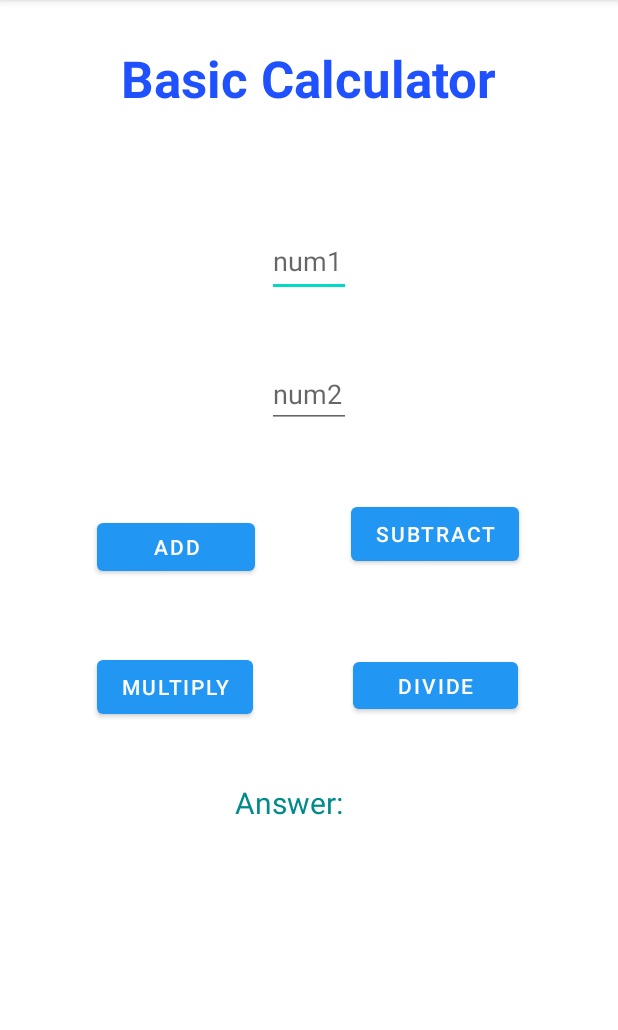
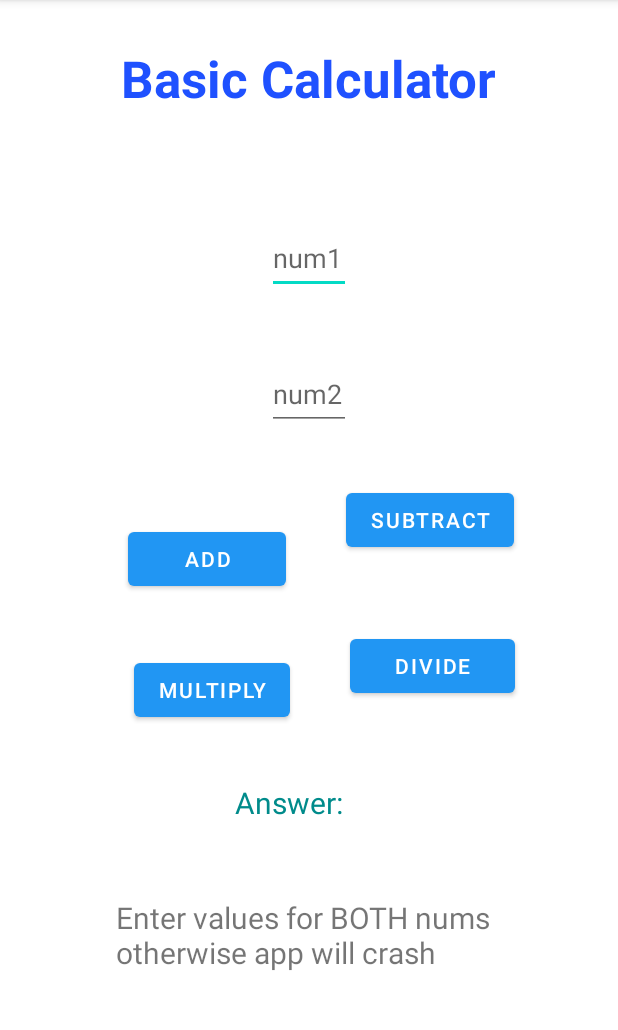
Before and after one commit to EricZhang2005/MyCalculatorApp-2-, an Android app: the screen it shows after launch (MainActivity), on a phone screen of 412 x 824 dp, the part 84-1114 px from its top. Run offline under Robolectric (Android 15) with nearby library versions, the phone set to English and light mode, and no system bars.

Commit message:
8-25-21 before attempting dark mode

```diff
--- a/app/src/main/java/com/example/mycalculatorapp/MainActivity.java
+++ b/app/src/main/java/com/example/mycalculatorapp/MainActivity.java
@@ -17,18 +17,6 @@ public class MainActivity extends AppCompatActivity {
     protected void onCreate(Bundle savedInstanceState) {
         super.onCreate(savedInstanceState);
         setContentView(R.layout.activity_main);
-
-        // code provided by "https://www.javatpoint.com/android-custom-toast-example"
-        /*LayoutInflater li = getLayoutInflater();
-        //Getting the View object as defined in the customtoast.xml file
-        View layout = li.inflate(R.layout.activity_main,(ViewGroup) findViewById(R.id.custom_toast_layout));
-
-        //Creating the Toast object
-        Toast toast = new Toast(getApplicationContext());
-        toast.setDuration(Toast.LENGTH_SHORT);
-        toast.setGravity(Gravity.CENTER_VERTICAL, 0, 0);
-        toast.setView(layout);//setting the view of custom toast layout
-        toast.show(); */
     }
 
     public void add(View v) {
--- a/app/src/main/res/layout/activity_main.xml
+++ b/app/src/main/res/layout/activity_main.xml
@@ -62,7 +62,7 @@
     <EditText
         android:id="@+id/num2EditText"
         android:layout_width="56dp"
-        android:layout_height="42dp"
+        android:layout_height="48dp"
         android:layout_marginStart="177dp"
         android:layout_marginTop="1dp"
         android:layout_marginEnd="178dp"
@@ -78,10 +78,9 @@
     <Button
         android:id="@+id/addButton"
         android:layout_width="105dp"
-        android:layout_height="44dp"
-        android:layout_marginStart="80dp"
-        android:layout_marginTop="13dp"
-        android:layout_marginEnd="32dp"
+        android:layout_height="48dp"
+        android:layout_marginStart="175dp"
+        android:layout_marginTop="20dp"
         android:layout_marginBottom="12dp"
         android:onClick="add"
         android:text="@string/addButton"
@@ -94,24 +93,23 @@
         android:id="@+id/subtButton"
         android:layout_width="wrap_content"
         android:layout_height="wrap_content"
-        android:layout_marginStart="32dp"
-        android:layout_marginTop="19dp"
-        android:layout_marginEnd="82dp"
-        android:layout_marginBottom="14dp"
+        android:layout_marginStart="40dp"
+        android:layout_marginTop="180dp"
+        android:layout_marginEnd="160dp"
+        android:layout_marginBottom="2dp"
         android:onClick="subt"
         android:text="@string/subtButton"
         app:layout_constraintBottom_toTopOf="@+id/divButton"
         app:layout_constraintEnd_toEndOf="parent"
         app:layout_constraintStart_toEndOf="@+id/addButton"
-        app:layout_constraintTop_toBottomOf="@+id/num2EditText" />
+        app:layout_constraintTop_toBottomOf="@+id/titleTextView" />
 
     <Button
         android:id="@+id/multButton"
         android:layout_width="wrap_content"
         android:layout_height="wrap_content"
-        android:layout_marginStart="80dp"
-        android:layout_marginTop="5dp"
-        android:layout_marginEnd="33dp"
+        android:layout_marginStart="130dp"
+        android:layout_marginEnd="20dp"
         android:layout_marginBottom="9dp"
         android:onClick="mult"
         android:text="@string/multButton"
@@ -123,16 +121,32 @@
     <Button
         android:id="@+id/divButton"
         android:layout_width="110dp"
-        android:layout_height="43dp"
-        android:layout_marginStart="33dp"
-        android:layout_marginTop="14dp"
-        android:layout_marginEnd="82dp"
+        android:layout_height="48dp"
+        android:layout_marginStart="20dp"
+        android:layout_marginTop="10dp"
+        android:layout_marginEnd="110dp"
         android:layout_marginBottom="15dp"
         android:onClick="divide"
         android:text="@string/divButton"
         app:layout_constraintBottom_toTopOf="@+id/ansTextView"
         app:layout_constraintEnd_toEndOf="parent"
         app:layout_constraintStart_toEndOf="@+id/multButton"
-        app:layout_constraintTop_toBottomOf="@+id/subtButton" />
+        app:layout_constraintTop_toBottomOf="@+id/subtButton"
+        app:layout_constraintVertical_bias="0.846" />
+
+    <TextView
+        android:id="@+id/toastPopUp"
+        android:layout_width="257dp"
+        android:layout_height="74dp"
+        android:layout_marginStart="77dp"
+        android:layout_marginTop="34dp"
+        android:layout_marginEnd="77dp"
+        android:layout_marginBottom="85dp"
+        android:text="@string/toastPopUp"
+        android:textSize="20sp"
+        app:layout_constraintBottom_toBottomOf="parent"
+        app:layout_constraintEnd_toEndOf="parent"
+        app:layout_constraintStart_toStartOf="parent"
+        app:layout_constraintTop_toBottomOf="@+id/ansTextView" />
 
 </androidx.constraintlayout.widget.ConstraintLayout>
--- a/app/src/main/res/values/strings.xml
+++ b/app/src/main/res/values/strings.xml
@@ -8,5 +8,6 @@
     <string name="subtButton">SUBTRACT</string>
     <string name="multButton">MULTIPLY</string>
     <string name="divButton">DIVIDE</string>
+    <string name = "toastPopUp">Enter values for BOTH nums otherwise app will crash</string>
 
 </resources>
```
